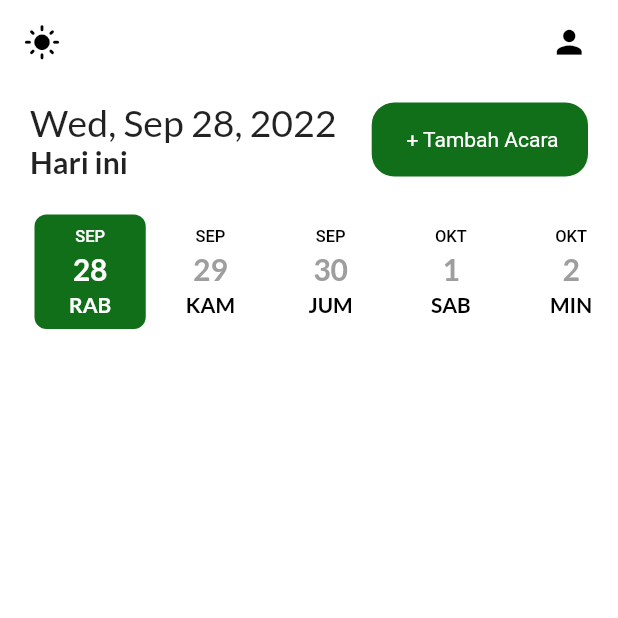
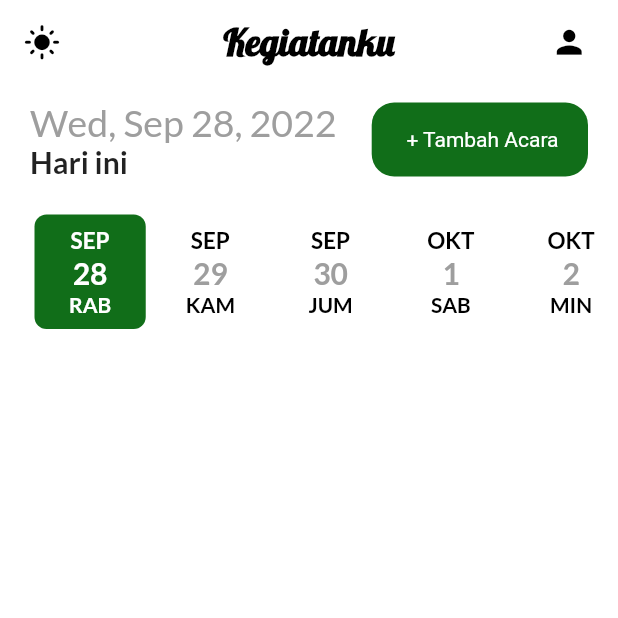
Before and after one commit to arigafiandanu/TodoApp, a Flutter app: the screen it shows after launch, on a phone screen of 412 x 824 dp, the top half of it. Run offline on Flutter 3.47's test engine with Material 2 defaults, Android fonts, the phone set to English and light mode, and no system bars; drawn by our look-alikes of date_picker_timeline; our stand-ins replace animated_splash_screen, flutter_local_notifications, flutter_native_timezone, flutter_staggered_animations, get, get_storage and 4 more; accounts and stored records are empty.

Commit message:
add splash screen, icon, theme

```diff
--- a/lib/controller/addTaskController.dart
+++ /dev/null
@@ -1,15 +0,0 @@
-import 'package:agenda_hari_ini/model/taskModel.dart';
-import 'package:get/get.dart';
-
-import '../database/db_helper.dart';
-
-class AddTaskController extends GetxController {
-  @override
-  void onReady() {
-    super.onReady();
-  }
-
-  //  Future<int> addTask(TaskModel? taskModel) async {
-  //   return await DBHelper.insert(taskModel);
-  // }
-}
--- a/lib/main.dart
+++ b/lib/main.dart
@@ -2,8 +2,10 @@ import 'package:agenda_hari_ini/database/db_helper.dart';
 import 'package:agenda_hari_ini/services/theme_service.dart';
 import 'package:agenda_hari_ini/theme/theme.dart';
 import 'package:agenda_hari_ini/ui/homepage_ui.dart';
+import 'package:animated_splash_screen/animated_splash_screen.dart';
 import 'package:flutter/material.dart';
 import 'package:get/get.dart';
+import 'package:lottie/lottie.dart';
 import 'package:get_storage/get_storage.dart';
 
 Future<void> main() async {
@@ -23,7 +25,15 @@ class MyApp extends StatelessWidget {
       theme: Customtema.terang,
       darkTheme: Customtema.gelap,
       themeMode: ThemeService().theme,
-      home: homepageUi(),
+      home: AnimatedSplashScreen(
+        duration: 3000,
+        splashTransition: SplashTransition.rotationTransition,
+        backgroundColor: Colors.white,
+        splash: Lottie.asset(
+          "assets/done.json",
+        ),
+        nextScreen: homepageUi(),
+      ),
     );
   }
 }
--- a/lib/services/addtask_service.dart
+++ b/lib/services/addtask_service.dart
@@ -1,4 +1,3 @@
-import 'package:agenda_hari_ini/controller/addTaskController.dart';
 import 'package:agenda_hari_ini/database/db_helper.dart';
 import 'package:agenda_hari_ini/model/taskModel.dart';
 import 'package:agenda_hari_ini/theme/theme.dart';
@@ -16,10 +15,9 @@ class AddTaskService extends GetxController {
 
   TextEditingController judulC = TextEditingController();
   TextEditingController noteC = TextEditingController();
-  var task = Get.put(AddTaskController());
 
   Rx<DateTime> selectdate = DateTime.now().obs;
-  RxString endTime = "09.00 pm".obs;
+  RxString endTime = DateFormat("hh:mm a").format(DateTime.now()).obs;
   RxString startTime = DateFormat("hh:mm a").format(DateTime.now()).obs;
 
   var selectTimeNow = DateFormat("hh:mm a").format(DateTime.now()).toString();
--- a/lib/services/notification_service.dart
+++ b/lib/services/notification_service.dart
@@ -1,4 +1,5 @@
 import 'package:agenda_hari_ini/model/taskModel.dart';
+import 'package:agenda_hari_ini/ui/homepage_ui.dart';
 import 'package:agenda_hari_ini/ui/notifpage_ui.dart';
 import 'package:flutter/material.dart';
 import 'package:flutter_local_notifications/flutter_local_notifications.dart';
@@ -47,9 +48,7 @@ class NotifyHelper {
     //   print("Notification Done");
     // }
     Get.to(
-      () => Container(
-        color: Colors.amber,
-      ),
+      () => homepageUi(),
     );
   }
 
@@ -102,7 +101,8 @@ class NotifyHelper {
       uiLocalNotificationDateInterpretation:
           UILocalNotificationDateInterpretation.absoluteTime,
       matchDateTimeComponents: DateTimeComponents.time,
-      payload: "${taskModel.title}" + "${taskModel.note}|",
+
+      // payload: "${taskModel.title}" + "${taskModel.note}|",
     );
   }
 
--- a/lib/theme/theme.dart
+++ b/lib/theme/theme.dart
@@ -32,7 +32,7 @@ TextStyle get subHeadingStyle {
     textStyle: TextStyle(
       fontSize: 25,
       fontWeight: FontWeight.w400,
-      // color: Get.isDarkMode ? Colors.grey[400] : Colors.grey,
+      color: Get.isDarkMode ? Colors.grey[400] : Colors.grey,
     ),
   );
 }
@@ -62,7 +62,7 @@ TextStyle get hariPickerStyle {
     textStyle: TextStyle(
       fontSize: 14,
       fontWeight: FontWeight.bold,
-      color: Colors.black,
+      color: Get.isDarkMode ? Colors.white : Colors.black,
     ),
   );
 }
@@ -126,3 +126,23 @@ TextStyle get rotatedSyle {
     ),
   );
 }
+
+TextStyle get judulStyle {
+  return GoogleFonts.lobster(
+    textStyle: TextStyle(
+      fontSize: 25,
+      fontWeight: FontWeight.bold,
+      color: Get.isDarkMode ? Colors.white : Colors.black,
+    ),
+  );
+}
+
+TextStyle get hariStyle {
+  return GoogleFonts.lato(
+    textStyle: TextStyle(
+      fontSize: 15,
+      fontWeight: FontWeight.w700,
+      color: Get.isDarkMode ? Colors.white : Colors.black,
+    ),
+  );
+}
--- a/lib/ui/homepage_ui.dart
+++ b/lib/ui/homepage_ui.dart
@@ -1,4 +1,3 @@
-import 'package:agenda_hari_ini/controller/addTaskController.dart';
 import 'package:agenda_hari_ini/model/taskModel.dart';
 import 'package:agenda_hari_ini/services/addtask_service.dart';
 import 'package:agenda_hari_ini/services/datepicker_service.dart';
@@ -51,6 +50,7 @@ class _homepageUiState extends State<homepageUi> {
               initialSelectedDate: DateTime.now(),
               selectionColor: primaryClr,
               selectedTextColor: Colors.white,
+              monthTextStyle: hariStyle,
               locale: "id_ID",
               dateTextStyle: tanggalPickerStyle,
               dayTextStyle: hariPickerStyle,
@@ -210,6 +210,11 @@ class _homepageUiState extends State<homepageUi> {
           color: Get.isDarkMode ? Colors.white : Colors.black,
         ),
       ),
+      title: Text(
+        "Kegiatanku",
+        style: judulStyle,
+      ),
+      centerTitle: true,
       actions: [
         Icon(
           Icons.person,
```
Also changed, not shown: assets/done.json (added, +1 -0 lines), pubspec.yaml (+11 -53 lines), assets/todo.png (added), pubspec.lock, 6 other files.
